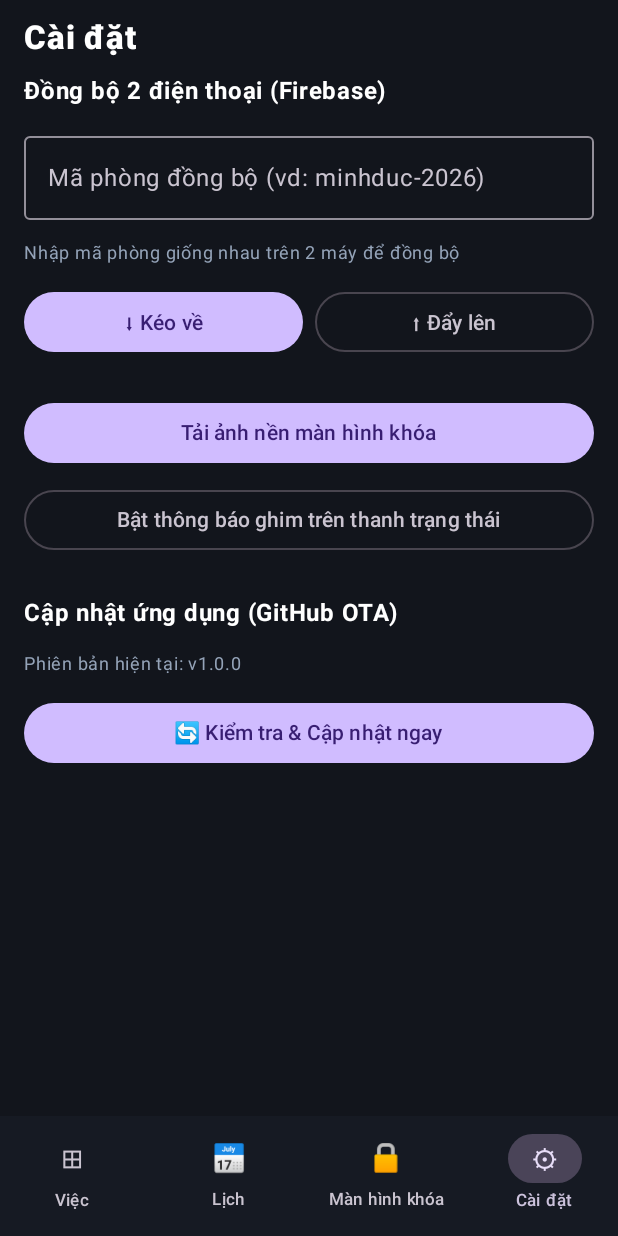
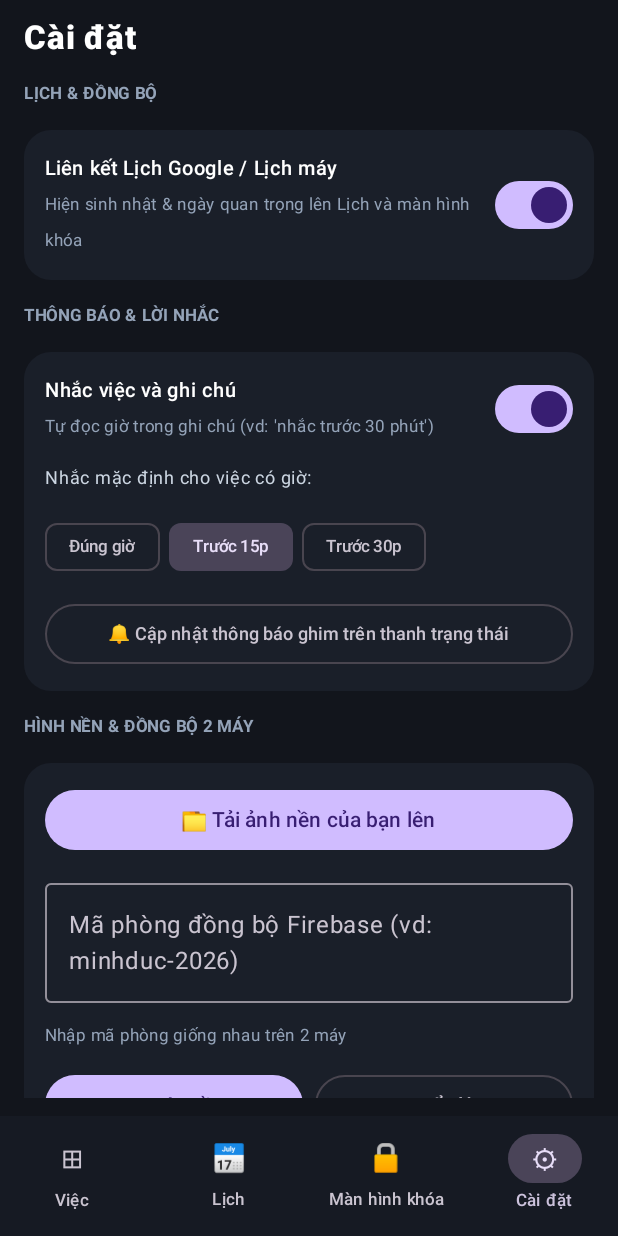
Before and after one commit to nightlostls/work-ota, an Android app built with Jetpack Compose: the screen it shows after launch (MainActivity), item 4 of the bottom bar chosen, on a phone screen of 412 x 824 dp. Run offline under Robolectric (Android 15) with nearby library versions, the phone set to English and light mode, and no system bars; 1 statement that could not run was skipped.

Commit message:
v1.0.5: Man hinh khoa & Cai dat giong ban mo phong

```diff
--- a/app/build.gradle.kts
+++ b/app/build.gradle.kts
@@ -13,8 +13,8 @@ android {
         applicationId = "com.work.app"
         minSdk = 26
         targetSdk = 37
-        versionCode = 5
-        versionName = "1.0.4"
+        versionCode = 6
+        versionName = "1.0.5"
 
         testInstrumentationRunner = "androidx.test.runner.AndroidJUnitRunner"
     }
--- a/app/src/main/java/com/work/app/MainActivity.kt
+++ b/app/src/main/java/com/work/app/MainActivity.kt
@@ -464,53 +464,97 @@ fun SettingsTabView(
     onSyncPulled: () -> Unit
 ) {
     val ctx = LocalContext.current
+    var syncCal by remember { mutableStateOf(repo.isSyncCalendarEnabled()) }
+    var notifOn by remember { mutableStateOf(repo.isNotificationsEnabled()) }
+    var beforeMin by remember { mutableStateOf(repo.getDefaultBeforeMin()) }
     var roomCode by remember { mutableStateOf(repo.getSyncRoomCode()) }
-    var syncStatus by remember { mutableStateOf(if (roomCode.isBlank()) "Nhập mã phòng giống nhau trên 2 máy để đồng bộ" else "Đang kết nối phòng: $roomCode") }
+    var syncStatus by remember { mutableStateOf(if (roomCode.isBlank()) "Nhập mã phòng giống nhau trên 2 máy" else "Phòng: $roomCode") }
     var otaStatus by remember { mutableStateOf("Phiên bản hiện tại: v${OtaUpdater.getCurrentVersion(ctx)}") }
 
-    Column(modifier = Modifier.fillMaxSize().verticalScroll(rememberScrollState()), verticalArrangement = Arrangement.spacedBy(10.dp)) {
+    Column(modifier = Modifier.fillMaxSize().verticalScroll(rememberScrollState()), verticalArrangement = Arrangement.spacedBy(12.dp)) {
         Text("Cài đặt", fontSize = 22.sp, fontWeight = FontWeight.ExtraBold, color = Color.White)
 
-        Text("Đồng bộ 2 điện thoại (Firebase)", color = Color.White, fontWeight = FontWeight.Bold)
+        // LỊCH & ĐỒNG BỘ
+        Text("LỊCH & ĐỒNG BỘ", fontSize = 11.sp, fontWeight = FontWeight.Bold, color = Color(0xFF94A3B8))
+        Column(modifier = Modifier.fillMaxWidth().clip(RoundedCornerShape(18.dp)).background(Color(0xFF1A1F29)).padding(14.dp), verticalArrangement = Arrangement.spacedBy(10.dp)) {
+            Row(modifier = Modifier.fillMaxWidth(), horizontalArrangement = Arrangement.SpaceBetween, verticalAlignment = Alignment.CenterVertically) {
+                Column(Modifier.weight(1f)) {
+                    Text("Liên kết Lịch Google / Lịch máy", color = Color.White, fontWeight = FontWeight.SemiBold, fontSize = 13.sp)
+                    Text("Hiện sinh nhật & ngày quan trọng lên Lịch và màn hình khóa", color = Color(0xFF94A3B8), fontSize = 11.sp)
+                }
+                Switch(checked = syncCal, onCheckedChange = {
+                    syncCal = it
+                    repo.setSyncCalendarEnabled(it)
+                    LockScreenRenderer.renderAndApplyLockScreen(ctx)
+                })
+            }
+        }
+
+        // THÔNG BÁO & LỜI NHẮC
+        Text("THÔNG BÁO & LỜI NHẮC", fontSize = 11.sp, fontWeight = FontWeight.Bold, color = Color(0xFF94A3B8))
+        Column(modifier = Modifier.fillMaxWidth().clip(RoundedCornerShape(18.dp)).background(Color(0xFF1A1F29)).padding(14.dp), verticalArrangement = Arrangement.spacedBy(10.dp)) {
+            Row(modifier = Modifier.fillMaxWidth(), horizontalArrangement = Arrangement.SpaceBetween, verticalAlignment = Alignment.CenterVertically) {
+                Column(Modifier.weight(1f)) {
+                    Text("Nhắc việc và ghi chú", color = Color.White, fontWeight = FontWeight.SemiBold, fontSize = 13.sp)
+                    Text("Tự đọc giờ trong ghi chú (vd: 'nhắc trước 30 phút')", color = Color(0xFF94A3B8), fontSize = 11.sp)
+                }
+                Switch(checked = notifOn, onCheckedChange = {
+                    notifOn = it
+                    repo.setNotificationsEnabled(it)
+                    if (it) onShowNotif()
+                })
+            }
+            Text("Nhắc mặc định cho việc có giờ:", color = Color(0xFFCBD5E1), fontSize = 12.sp)
+            Row(horizontalArrangement = Arrangement.spacedBy(6.dp)) {
+                listOf(0 to "Đúng giờ", 15 to "Trước 15p", 30 to "Trước 30p").forEach { (m, lbl) ->
+                    FilterChip(selected = beforeMin == m, onClick = {
+                        beforeMin = m
+                        repo.setDefaultBeforeMin(m)
+                    }, label = { Text(lbl, fontSize = 11.sp) })
+                }
+            }
+            OutlinedButton(onClick = onShowNotif, modifier = Modifier.fillMaxWidth()) {
+                Text("🔔 Cập nhật thông báo ghim trên thanh trạng thái", fontSize = 12.sp)
+            }
+        }
+
+        // HÌNH NỀN & ĐỒNG BỘ 2 MÁY
+        Text("HÌNH NỀN & ĐỒNG BỘ 2 MÁY", fontSize = 11.sp, fontWeight = FontWeight.Bold, color = Color(0xFF94A3B8))
+        Column(modifier = Modifier.fillMaxWidth().clip(RoundedCornerShape(18.dp)).background(Color(0xFF1A1F29)).padding(14.dp), verticalArrangement = Arrangement.spacedBy(10.dp)) {
+            Button(onClick = onPickNewImage, modifier = Modifier.fillMaxWidth()) {
+                Text("📁 Tải ảnh nền của bạn lên")
+            }
             OutlinedTextField(
                 value = roomCode,
                 onValueChange = { roomCode = it },
-            label = { Text("Mã phòng đồng bộ (vd: minhduc-2026)") },
+                label = { Text("Mã phòng đồng bộ Firebase (vd: minhduc-2026)") },
                 singleLine = true,
                 modifier = Modifier.fillMaxWidth()
             )
-        Text(syncStatus, fontSize = 12.sp, color = Color(0xFF94A3B8))
+            Text(syncStatus, fontSize = 11.sp, color = Color(0xFF94A3B8))
             Row(horizontalArrangement = Arrangement.spacedBy(8.dp), modifier = Modifier.fillMaxWidth()) {
-            Button(
-                onClick = {
+                Button(onClick = {
                     repo.setSyncRoomCode(roomCode)
                     FirebaseSync.pullFromCloud(ctx) { ok, msg ->
                         syncStatus = msg
                         if (ok) onSyncPulled()
                     }
-                },
-                modifier = Modifier.weight(1f)
-            ) { Text("⬇ Kéo về") }
-            OutlinedButton(
-                onClick = {
+                }, modifier = Modifier.weight(1f)) { Text("⬇ Kéo về") }
+                OutlinedButton(onClick = {
                     repo.setSyncRoomCode(roomCode)
                     FirebaseSync.pushToCloud(ctx) { msg -> syncStatus = msg }
-                },
-                modifier = Modifier.weight(1f)
-            ) { Text("⬆ Đẩy lên") }
+                }, modifier = Modifier.weight(1f)) { Text("⬆ Đẩy lên") }
+            }
         }
 
-        Spacer(Modifier.height(6.dp))
-        Button(onClick = onPickNewImage, modifier = Modifier.fillMaxWidth()) { Text("Tải ảnh nền màn hình khóa") }
-        OutlinedButton(onClick = onShowNotif, modifier = Modifier.fillMaxWidth()) { Text("Bật thông báo ghim trên thanh trạng thái") }
-
-        Spacer(Modifier.height(6.dp))
-        Text("Cập nhật ứng dụng (GitHub OTA)", color = Color.White, fontWeight = FontWeight.Bold)
+        // CẬP NHẬT OTA
+        Text("CẬP NHẬT ỨNG DỤNG (GITHUB OTA)", fontSize = 11.sp, fontWeight = FontWeight.Bold, color = Color(0xFF94A3B8))
+        Column(modifier = Modifier.fillMaxWidth().clip(RoundedCornerShape(18.dp)).background(Color(0xFF1A1F29)).padding(14.dp), verticalArrangement = Arrangement.spacedBy(8.dp)) {
             Text(otaStatus, fontSize = 12.sp, color = Color(0xFF94A3B8))
-        Button(
-            onClick = { OtaUpdater.checkAndInstallUpdate(ctx) { msg -> otaStatus = msg } },
-            modifier = Modifier.fillMaxWidth()
-        ) { Text("🔄 Kiểm tra & Cập nhật ngay") }
+            Button(onClick = { OtaUpdater.checkAndInstallUpdate(ctx) { msg -> otaStatus = msg } }, modifier = Modifier.fillMaxWidth()) {
+                Text("🔄 Kiểm tra & Cập nhật ngay")
+            }
+        }
     }
 }
 
--- a/app/src/main/java/com/work/app/data/TaskModels.kt
+++ b/app/src/main/java/com/work/app/data/TaskModels.kt
@@ -90,6 +90,18 @@ class WorkRepository(context: Context) {
         prefs.edit().putStringSet("done_${date}", ids).apply()
     }
 
+    fun isSyncCalendarEnabled(): Boolean = prefs.getBoolean("sync_calendar", true)
+    fun setSyncCalendarEnabled(v: Boolean) = prefs.edit().putBoolean("sync_calendar", v).apply()
+
+    fun isNotificationsEnabled(): Boolean = prefs.getBoolean("notif_enabled", true)
+    fun setNotificationsEnabled(v: Boolean) = prefs.edit().putBoolean("notif_enabled", v).apply()
+
+    fun getDefaultBeforeMin(): Int = prefs.getInt("default_before_min", 15)
+    fun setDefaultBeforeMin(v: Int) = prefs.edit().putInt("default_before_min", v).apply()
+
+    fun getDefaultUntimedTime(): String = prefs.getString("default_untimed_time", "09:00") ?: "09:00"
+    fun setDefaultUntimedTime(v: String) = prefs.edit().putString("default_untimed_time", v).apply()
+
     fun getSyncRoomCode(): String = prefs.getString("sync_room_code", "") ?: ""
 
     fun setSyncRoomCode(code: String) {
```
Also changed, not shown: app/src/main/java/com/work/app/wallpaper/LockScreenRenderer.kt (+111 -23 lines). Lines whose indentation alone changed are shown as unchanged.
